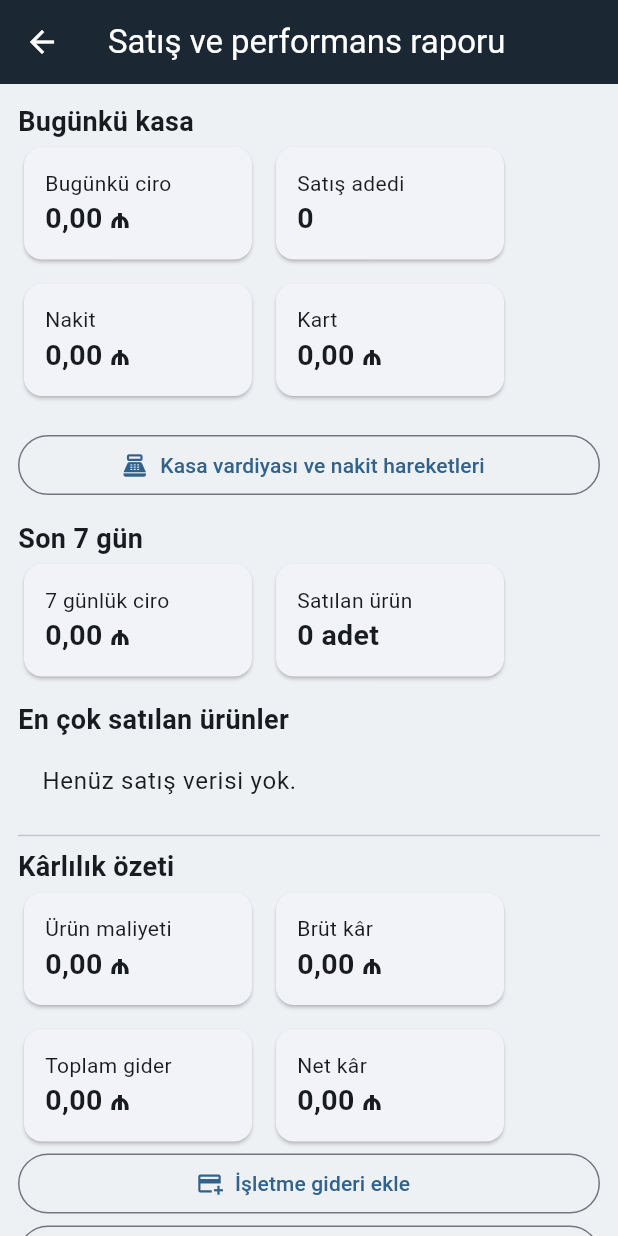
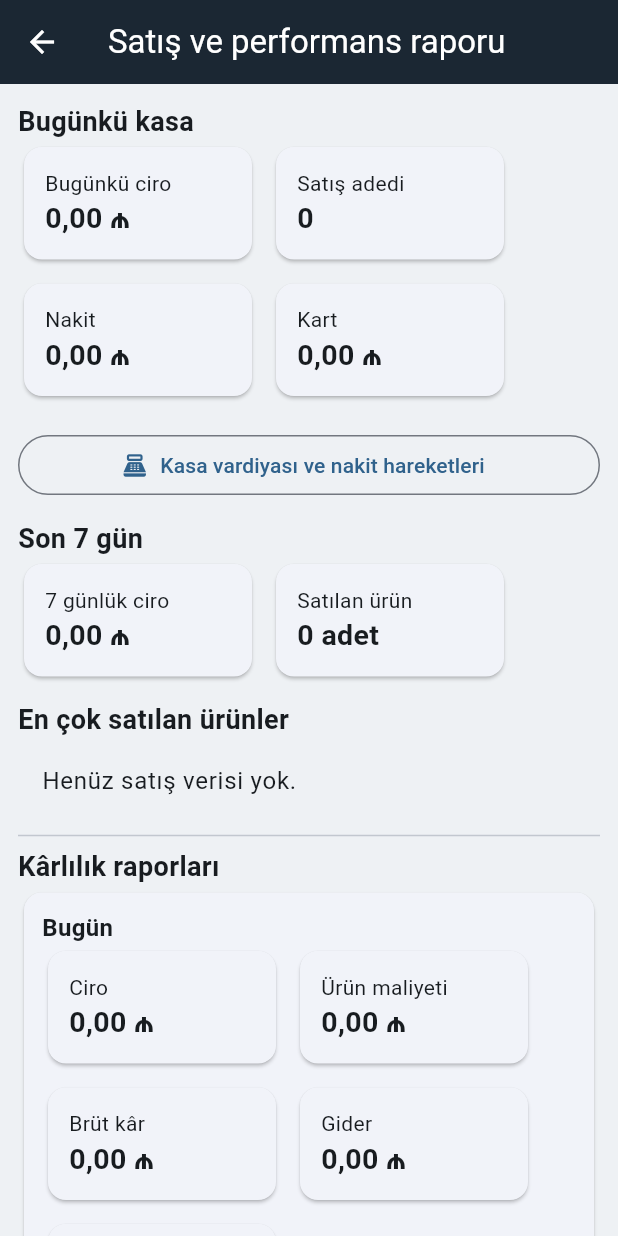
Before and after one commit to Burak085085/Restaurant-POS, a Flutter app: the ReportsPage screen opened directly, on a phone screen of 412 x 824 dp. Run offline on Flutter 3.47's test engine with Material 3 defaults, Android fonts, the phone set to English and light mode, and no system bars; our stand-ins replace material_ui, shared_preferences, sqflite_common_ffi; accounts and stored records are empty.

Commit message:
Add daily weekly and monthly profitability reports

```diff
--- a/lib/main.dart
+++ b/lib/main.dart
@@ -639,6 +639,15 @@ class ReportsPage extends StatelessWidget {
       final productTotals = <String, int>{};
       for (final sale in weekSales) { for (final item in sale.items) { productTotals[item.name] = (productTotals[item.name] ?? 0) + item.qty; } }
       final topProducts = productTotals.entries.toList()..sort((a, b) => b.value.compareTo(a.value));
+      final todayExpenses=pos.expenses.where((e)=>e.date==today).toList();
+      final weekExpenses=pos.expenses.where((e){final d=DateTime.tryParse(e.date);return d!=null&&!d.isBefore(DateTime(weekStart.year,weekStart.month,weekStart.day));}).toList();
+      final monthStart=DateTime(azNow().year,azNow().month,1);
+      final monthSales=pos.sales.where((s){final d=DateTime.tryParse(s.date);return d!=null&&!d.isBefore(monthStart);}).toList();
+      final monthExpenses=pos.expenses.where((e){final d=DateTime.tryParse(e.date);return d!=null&&!d.isBefore(monthStart);}).toList();
+      int revenue(List<Sale> xs)=>xs.fold(0,(sum,s)=>sum+s.total);
+      int cost(List<Sale> xs)=>xs.fold(0,(sum,s)=>sum+pos.costOfSale(s));
+      int expenseTotal(List<Expense> xs)=>xs.fold(0,(sum,e)=>sum+e.amount);
+      Widget profitCard(String label,List<Sale> sales,List<Expense> expenses)=>Card(child:Padding(padding:const EdgeInsets.all(12),child:Column(crossAxisAlignment:CrossAxisAlignment.start,children:[Text(label,style:const TextStyle(fontWeight:FontWeight.bold,fontSize:16)),Wrap(spacing:8,runSpacing:8,children:[_metric('Ciro',money(revenue(sales))),_metric('Ürün maliyeti',money(cost(sales))),_metric('Brüt kâr',money(revenue(sales)-cost(sales))),_metric('Gider',money(expenseTotal(expenses))),_metric('Net kâr',money(revenue(sales)-cost(sales)-expenseTotal(expenses)))])])));
       return Scaffold(
         appBar: AppBar(title: const Text('Satış ve performans raporu')),
         body: pos.can('reports') ? ListView(padding: const EdgeInsets.all(12), children: [
@@ -665,7 +674,7 @@ class ReportsPage extends StatelessWidget {
           if (topProducts.isEmpty) const ListTile(title: Text('Henüz satış verisi yok.')),
           for (final item in topProducts.take(5)) ListTile(leading: const Icon(Icons.trending_up), title: Text(item.key), trailing: Text('${item.value} adet')),
           const Divider(),
-          const Text('Kârlılık özeti',style:TextStyle(fontWeight:FontWeight.bold,fontSize:18)),Wrap(spacing:8,runSpacing:8,children:[_metric('Ürün maliyeti',money(pos.totalCostOfSales)),_metric('Brüt kâr',money(pos.sales.fold(0,(s,x)=>s+x.total-pos.costOfSale(x)))),_metric('Toplam gider',money(pos.totalExpenses)),_metric('Net kâr',money(pos.netProfit))]),OutlinedButton.icon(onPressed:()=>_addExpense(context),icon:const Icon(Icons.add_card),label:const Text('İşletme gideri ekle')),OutlinedButton.icon(onPressed:()=>_exportCsv(context),icon:const Icon(Icons.download),label:const Text('Raporları CSV dışa aktar')),for(final expense in pos.expenses.reversed.take(30))ListTile(dense:true,title:Text('${expense.category} · ${money(expense.amount)}'),subtitle:Text('${expense.date} · ${expense.note}')),const Text('Satış geçmişi', style: TextStyle(fontWeight: FontWeight.bold, fontSize: 18)),
+          const Text('Kârlılık raporları',style:TextStyle(fontWeight:FontWeight.bold,fontSize:18)),profitCard('Bugün',todaySales,todayExpenses),profitCard('Son 7 gün',weekSales,weekExpenses),profitCard('Bu ay',monthSales,monthExpenses),OutlinedButton.icon(onPressed:()=>_addExpense(context),icon:const Icon(Icons.add_card),label:const Text('İşletme gideri ekle')),OutlinedButton.icon(onPressed:()=>_exportCsv(context),icon:const Icon(Icons.download),label:const Text('Raporları CSV dışa aktar')),for(final expense in pos.expenses.reversed.take(30))ListTile(dense:true,title:Text('${expense.category} · ${money(expense.amount)}'),subtitle:Text('${expense.date} · ${expense.note}')),const Text('Satış geçmişi', style: TextStyle(fontWeight: FontWeight.bold, fontSize: 18)),
           for (final sale in pos.sales.reversed) Card(child: ExpansionTile(
             title: Text('${sale.date} · ${sale.time} · Masa ${sale.table} · ${money(sale.total)}'),
             subtitle: Text('İndirim: ${money(sale.discount)}'),
```
